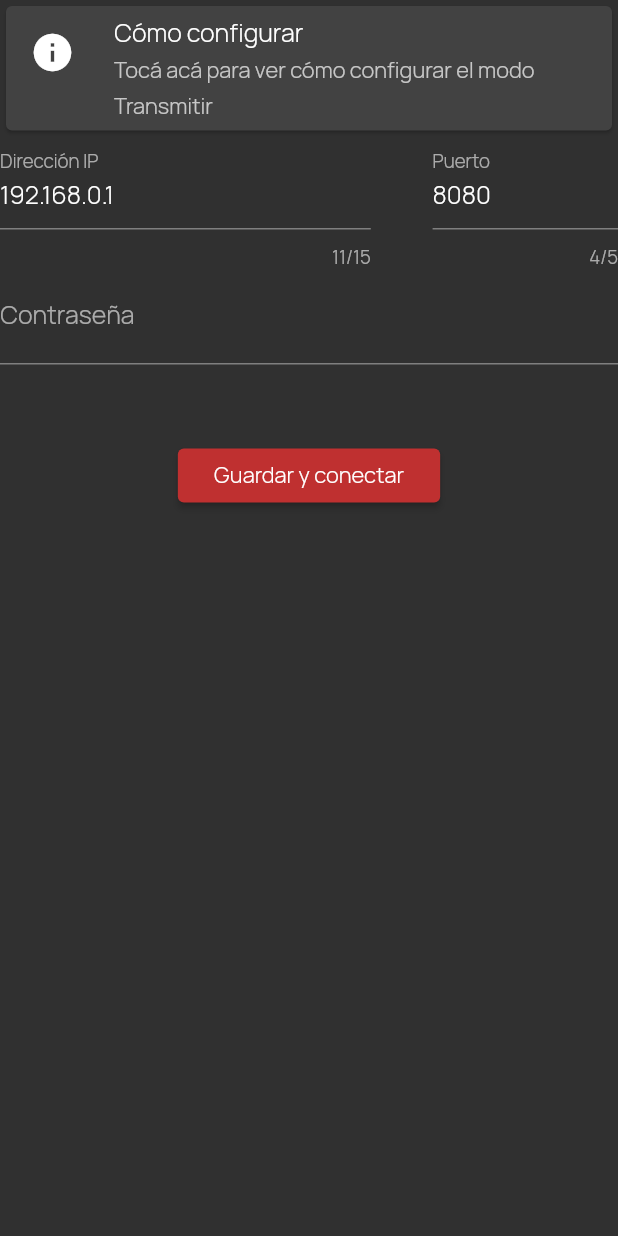
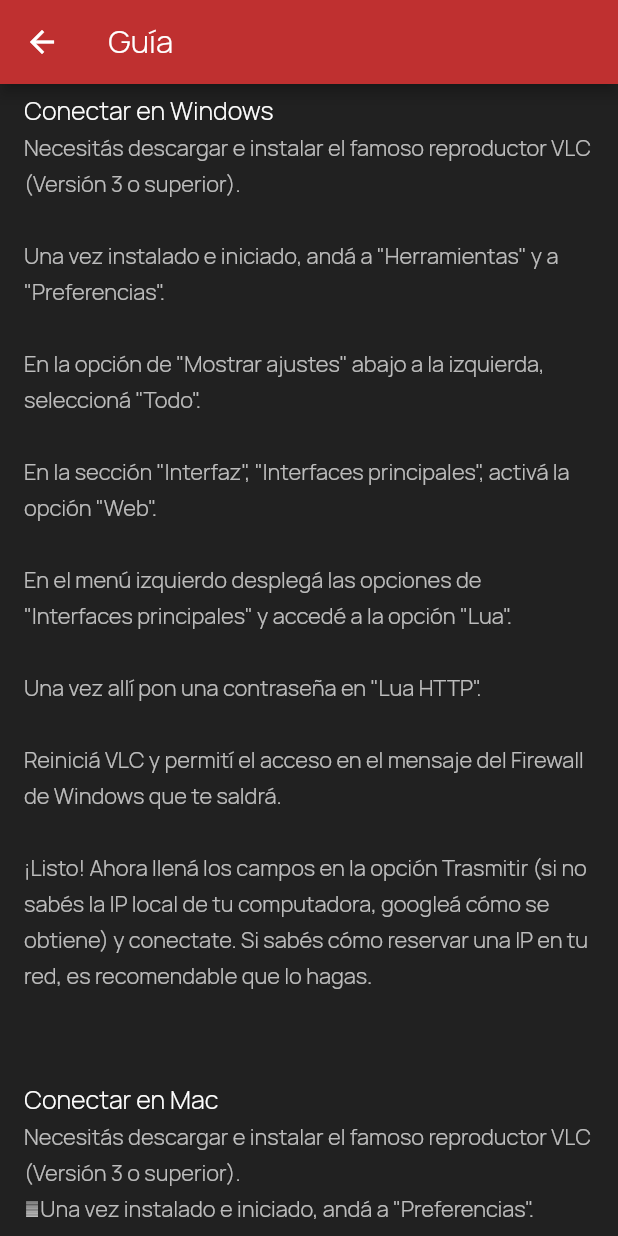
Before and after one commit to JuanM04/animu, a Flutter app: the CastScreen widget shown alone on an empty page, opened directly, after a tap on "Cómo configurar", on a phone screen of 412 x 824 dp. Run offline on Flutter 3.47's test engine with Material 2 defaults, Android fonts, the phone set to English and light mode, and no system bars; our stand-ins replace auto_size_text, connectivity, device_info, dio, flutter_secure_storage, flutter_spinkit and 6 more; missing offline and left inert: ota_update, screen; accounts and stored records are empty; network calls fail; statements that could not run were skipped.

Commit message:
Cast Guide

````diff
--- a/lib/screens/settings/cast.dart
+++ b/lib/screens/settings/cast/cast.dart
@@ -1,3 +1,4 @@
+import 'package:animu/screens/settings/cast/guide.dart';
 import 'package:animu/utils/notifiers.dart';
 import 'package:flutter/material.dart';
 import 'package:flutter_secure_storage/flutter_secure_storage.dart';
@@ -50,7 +51,10 @@ class _CastScreenState extends State<CastScreen> {
               children: <Widget>[
                 GestureDetector(
                   onTap: () {
-                    // TODO: Show Animú page with stepes
+                    Navigator.push(
+                      context,
+                      MaterialPageRoute(builder: (_) => CastGuide()),
+                    );
                   },
                   child: Card(
                     child: ListTile(
--- /dev/null
+++ b/lib/screens/settings/cast/guide.dart
@@ -0,0 +1,42 @@
+import 'package:flutter/material.dart';
+
+class CastGuide extends StatelessWidget {
+  @override
+  Widget build(BuildContext context) {
+    return Scaffold(
+      appBar: AppBar(title: Text('Guía')),
+      backgroundColor: Theme.of(context).backgroundColor,
+      body: ListView(
+        children: <Widget>[
+          ListTile(
+            title: Text('Conectar en Windows'),
+            subtitle: Text('Necesitás descargar e instalar el famoso reproductor VLC (Versión 3 o superior).\n\n' +
+                'Una vez instalado e iniciado, andá a "Herramientas" y a "Preferencias".\n\n' +
+                'En la opción de "Mostrar ajustes" abajo a la izquierda, seleccioná "Todo".\n\n' +
+                'En la sección "Interfaz", "Interfaces principales", activá la opción "Web".\n\n' +
+                'En el menú izquierdo desplegá las opciones de "Interfaces principales" y accedé a la opción "Lua".\n\n' +
+                'Una vez allí pon una contraseña en "Lua HTTP".\n\n' +
+                'Reiniciá VLC y permití el acceso en el mensaje del Firewall de Windows que te saldrá.\n\n' +
+                '¡Listo! Ahora llená los campos en la opción Trasmitir (si no sabés la IP local de tu computadora, googleá cómo se obtiene) y conectate. Si sabés cómo reservar una IP en tu red, es recomendable que lo hagas.\n\n'),
+          ),
+          ListTile(
+            title: Text('Conectar en Mac'),
+            subtitle: Text(
+                'Necesitás descargar e instalar el famoso reproductor VLC (Versión 3 o superior).\n\r' +
+                    'Una vez instalado e iniciado, andá a "Preferencias".\n\n' +
+                    'En el apartado de "Interfaz" bajá hasta "Interfaz web HTTP".\n\n' +
+                    'Activala y poné una contraseña.\n\n' +
+                    'Reiniciá VLC.\n\n' +
+                    '¡Listo! Ahora llená los campos en la opción Trasmitir (si no sabés la IP local de tu computadora, googleá cómo se obtiene) y conectate. Si sabés cómo reservar una IP en tu red, es recomendable que lo hagas.\n\n'),
+          ),
+          ListTile(
+              title: Text('Conectar en Linux/Rasperry Pi'),
+              subtitle: Text('Abrí la línea de comandados y descagá VLC.\n`sudo apt-get vlc`\n\n' +
+                  'Iniciá el servidor.\n```vlc --no-video-title-show --intf http --http-port PUERTO --http-password "CONTRASEÑA"```\n\n' +
+                  'Opcionalmente podés correr el servidor automáticamente cuando inicia, corriendo\n```crontab -e```,\n y agregando\n```@reboot EL_MISMO_COMANDO_DE_ARRIBA &```\ny guardando el archivo.\n\n' +
+                  '¡Listo! Ahora llená los campos en la opción Trasmitir (si no sabés la IP local de tu computadora, googleá cómo se obtiene) y conectate. Si sabés cómo reservar una IP en tu red, es recomendable que lo hagas.\n\n')),
+        ],
+      ),
+    );
+  }
+}
--- a/lib/screens/settings/settings.dart
+++ b/lib/screens/settings/settings.dart
@@ -1,4 +1,4 @@
-import 'package:animu/screens/settings/cast.dart';
+import 'package:animu/screens/settings/cast/cast.dart';
 import 'package:animu/screens/settings/about.dart';
 import 'package:animu/screens/settings/faq.dart';
 import 'package:animu/screens/settings/general.dart';
````
